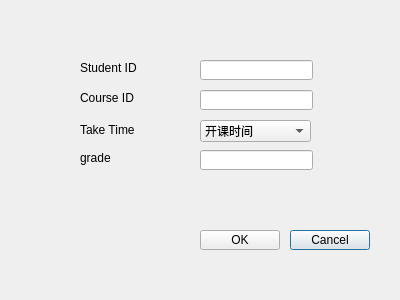
First picture: the form in insertgrade.ui, repository awmleer/grade-management, before the edit.
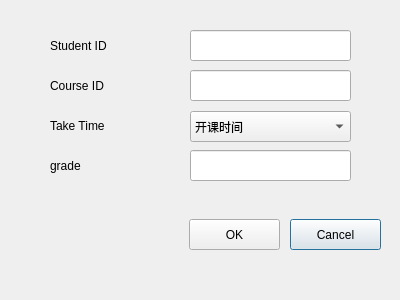
Second picture: the form after the edit. Icons and pictures are not drawn.

The edit to the form file:
```diff
--- a/insertgrade.ui
+++ b/insertgrade.ui
@@ -17,9 +17,9 @@
    <property name="geometry">
     <rect>
      <x>290</x>
-     <y>230</y>
-     <width>80</width>
-     <height>20</height>
+     <y>219</y>
+     <width>91</width>
+     <height>31</height>
     </rect>
    </property>
    <property name="text">
@@ -29,20 +29,20 @@
   <widget class="QLineEdit" name="lineEdit_2">
    <property name="geometry">
     <rect>
-     <x>200</x>
-     <y>90</y>
-     <width>113</width>
-     <height>20</height>
+     <x>190</x>
+     <y>70</y>
+     <width>161</width>
+     <height>31</height>
     </rect>
    </property>
   </widget>
   <widget class="QComboBox" name="comboBox">
    <property name="geometry">
     <rect>
-     <x>200</x>
-     <y>120</y>
-     <width>111</width>
-     <height>22</height>
+     <x>190</x>
+     <y>111</y>
+     <width>161</width>
+     <height>31</height>
     </rect>
    </property>
    <item>
@@ -58,20 +58,20 @@
   <widget class="QLineEdit" name="lineEdit_4">
    <property name="geometry">
     <rect>
-     <x>200</x>
+     <x>190</x>
      <y>150</y>
-     <width>113</width>
-     <height>20</height>
+     <width>161</width>
+     <height>31</height>
     </rect>
    </property>
   </widget>
   <widget class="QLabel" name="label_3">
    <property name="geometry">
     <rect>
-     <x>80</x>
-     <y>120</y>
-     <width>81</width>
-     <height>20</height>
+     <x>50</x>
+     <y>110</y>
+     <width>111</width>
+     <height>31</height>
     </rect>
    </property>
    <property name="text">
@@ -81,20 +81,20 @@
   <widget class="QLineEdit" name="lineEdit">
    <property name="geometry">
     <rect>
-     <x>200</x>
-     <y>60</y>
-     <width>113</width>
-     <height>20</height>
+     <x>190</x>
+     <y>30</y>
+     <width>161</width>
+     <height>31</height>
     </rect>
    </property>
   </widget>
   <widget class="QPushButton" name="pushButton">
    <property name="geometry">
     <rect>
-     <x>200</x>
-     <y>230</y>
-     <width>80</width>
-     <height>20</height>
+     <x>189</x>
+     <y>219</y>
+     <width>91</width>
+     <height>31</height>
     </rect>
    </property>
    <property name="text">
@@ -104,10 +104,10 @@
   <widget class="QLabel" name="label_2">
    <property name="geometry">
     <rect>
-     <x>80</x>
-     <y>90</y>
-     <width>81</width>
-     <height>16</height>
+     <x>50</x>
+     <y>70</y>
+     <width>111</width>
+     <height>31</height>
     </rect>
    </property>
    <property name="text">
@@ -117,10 +117,10 @@
   <widget class="QLabel" name="label">
    <property name="geometry">
     <rect>
-     <x>80</x>
-     <y>60</y>
-     <width>71</width>
-     <height>16</height>
+     <x>50</x>
+     <y>30</y>
+     <width>101</width>
+     <height>31</height>
     </rect>
    </property>
    <property name="text">
@@ -130,10 +130,10 @@
   <widget class="QLabel" name="label_4">
    <property name="geometry">
     <rect>
-     <x>80</x>
+     <x>50</x>
      <y>150</y>
-     <width>101</width>
-     <height>16</height>
+     <width>131</width>
+     <height>31</height>
     </rect>
    </property>
    <property name="text">
```
Left out of the diff: 19 changed lines with no effect on the pictures.
